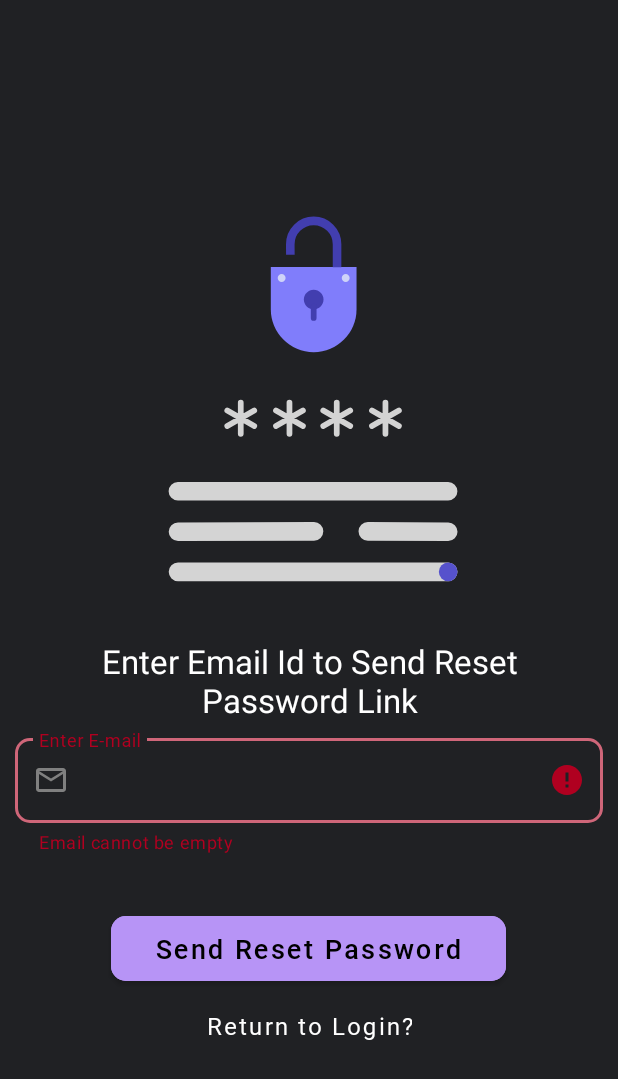
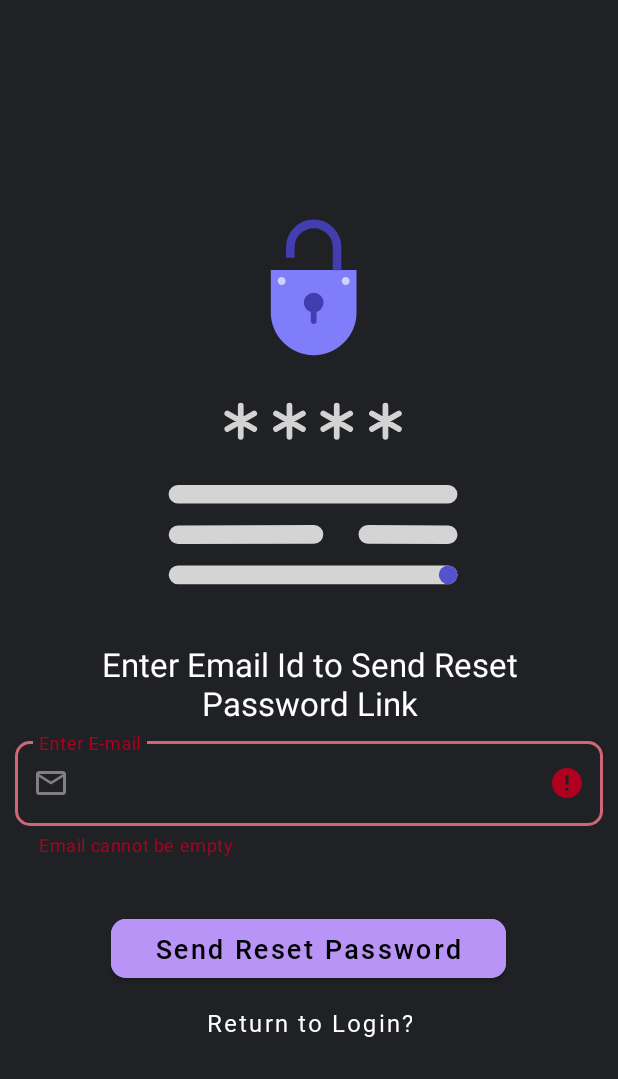
Before and after one commit to AnuragGorkar/CoviCareApp, an Android app: the ResetPasswordActivity screen opened directly, with no data from a screen before it, after a tap on "Send Reset Password", on a phone screen of 412 x 824 dp. Shown: the top 1079 px of the screen. Run offline under Robolectric (Android 15) with nearby library versions, the phone set to English and light mode, and no system bars; our stand-ins replace Firebase (no records; nobody signed in at launch, a user with empty details on screens opened directly).

```diff
--- a/app/src/main/res/layout/activity_login.xml
+++ b/app/src/main/res/layout/activity_login.xml
@@ -142,7 +142,7 @@
         <com.google.android.material.button.MaterialButton
             android:id="@+id/login_btn"
             android:layout_width="wrap_content"
-            android:layout_height="55dp"
+            android:layout_height="wrap_content"
             android:layout_gravity="center_horizontal"
             android:layout_marginTop="10dp"
             android:backgroundTint="@color/purple_200"
--- a/app/src/main/res/layout/activity_reenter_data.xml
+++ b/app/src/main/res/layout/activity_reenter_data.xml
@@ -311,7 +311,7 @@
         <com.google.android.material.button.MaterialButton
             android:id="@+id/signup_btn"
             android:layout_width="wrap_content"
-            android:layout_height="55dp"
+            android:layout_height="wrap_content"
             android:layout_gravity="center_horizontal"
             android:layout_marginTop="10dp"
             android:backgroundTint="@color/purple_200"
--- a/app/src/main/res/layout/activity_reset_password.xml
+++ b/app/src/main/res/layout/activity_reset_password.xml
@@ -85,7 +85,7 @@
         <com.google.android.material.button.MaterialButton
             android:id="@+id/reset_pswd_btn"
             android:layout_width="wrap_content"
-            android:layout_height="55dp"
+            android:layout_height="wrap_content"
             android:layout_gravity="center_horizontal"
             android:layout_marginTop="30dp"
             android:backgroundTint="@color/purple_200"
--- a/app/src/main/res/layout/activity_verify_email.xml
+++ b/app/src/main/res/layout/activity_verify_email.xml
@@ -48,7 +48,7 @@
         <com.google.android.material.button.MaterialButton
             android:id="@+id/go_to_login_btn"
             android:layout_width="wrap_content"
-            android:layout_height="55dp"
+            android:layout_height="wrap_content"
             android:layout_gravity="center_horizontal"
             android:layout_marginTop="10dp"
             android:backgroundTint="@color/purple_200"
--- a/app/src/main/res/layout/fragment_contact_details.xml
+++ b/app/src/main/res/layout/fragment_contact_details.xml
@@ -95,7 +95,7 @@
         <com.google.android.material.button.MaterialButton
             android:id="@+id/signup_btn"
             android:layout_width="wrap_content"
-            android:layout_height="55dp"
+            android:layout_height="wrap_content"
             android:layout_gravity="center_horizontal"
             android:layout_marginTop="20dp"
             android:backgroundTint="@color/purple_200"
--- a/app/src/main/res/layout/fragment_personal_details.xml
+++ b/app/src/main/res/layout/fragment_personal_details.xml
@@ -181,7 +181,7 @@
         <com.google.android.material.button.MaterialButton
             android:id="@+id/go_to_contact_details_btn"
             android:layout_width="wrap_content"
-            android:layout_height="55dp"
+            android:layout_height="wrap_content"
             android:layout_gravity="center_horizontal"
             android:layout_marginTop="20dp"
             android:backgroundTint="@color/purple_200"
--- a/app/src/main/res/layout/fragment_signin_details.xml
+++ b/app/src/main/res/layout/fragment_signin_details.xml
@@ -192,7 +192,7 @@
         <com.google.android.material.button.MaterialButton
             android:id="@+id/go_to_personal_details_btn"
             android:layout_width="wrap_content"
-            android:layout_height="55dp"
+            android:layout_height="wrap_content"
             android:layout_gravity="center_horizontal"
             android:layout_marginTop="20dp"
             android:backgroundTint="@color/purple_200"
```
Also changed, not shown: app/src/main/AndroidManifest.xml (+5 -5 lines).
